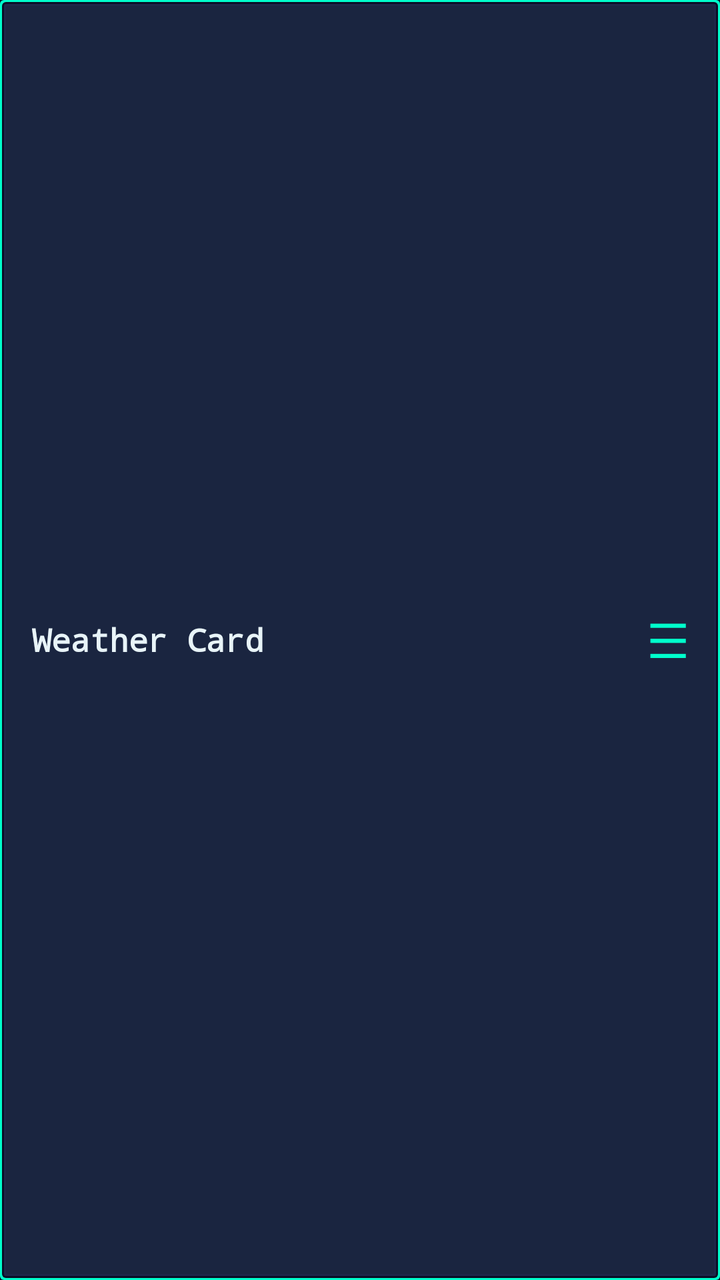
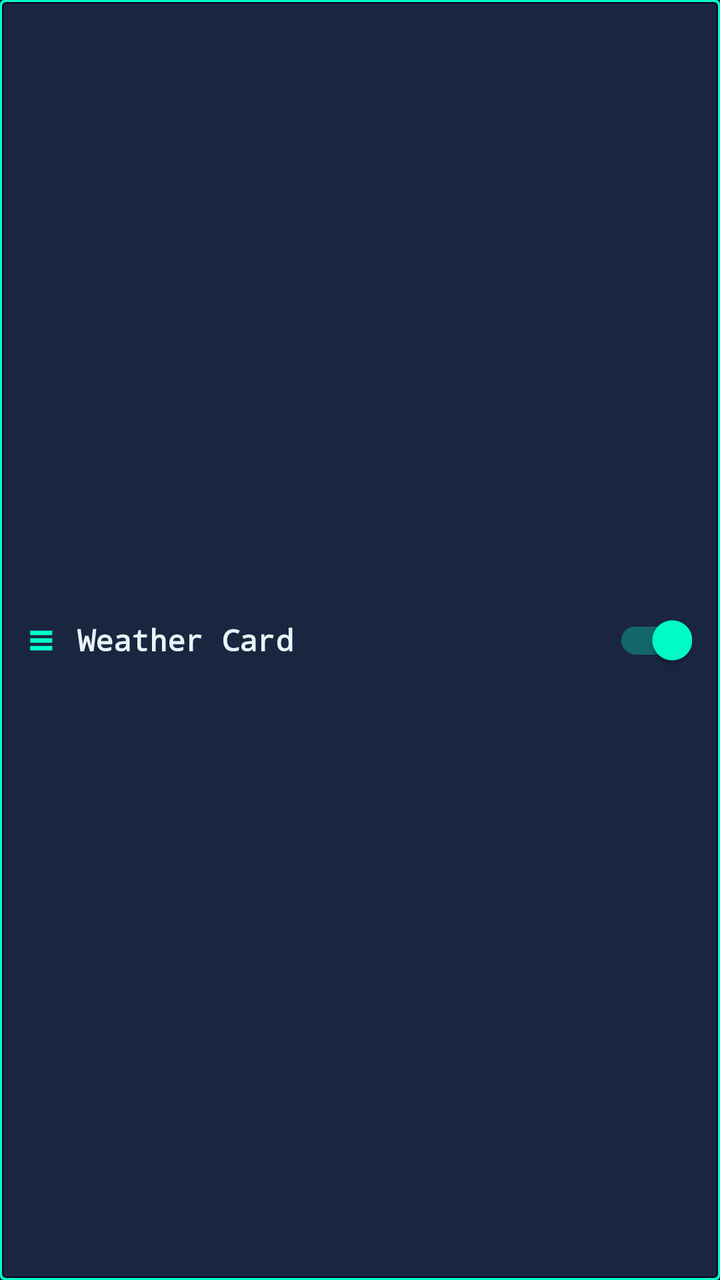

Compare the two renders of this Android layout. The source of the first and the diff that turns it into the second are given below.
<!-- AndroidManifest.xml: application theme Theme.SimWeather -->
<!-- res/layout/item_city_planning.xml -->
<?xml version="1.0" encoding="utf-8"?>
<LinearLayout xmlns:android="http://schemas.android.com/apk/res/android"
    android:layout_width="match_parent"
    android:layout_height="wrap_content"
    android:layout_margin="8dp"
    android:background="@drawable/sc3k_panel_elevated"
    android:gravity="center_vertical"
    android:orientation="horizontal"
    android:padding="16dp">

    <TextView
        android:id="@+id/tvCardName"
        android:layout_width="0dp"
        android:layout_height="wrap_content"
        android:layout_weight="1"
        android:fontFamily="monospace"
        android:text="@string/weather_card_placeholder"
        android:textColor="@color/sim_text_primary"
        android:textSize="16sp"
        android:textStyle="bold" />

    <TextView
        android:layout_width="wrap_content"
        android:layout_height="wrap_content"
        android:fontFamily="monospace"
        android:text="@string/icon_drag"
        android:textColor="@color/sim_cyan_bright"
        android:textSize="24sp" />

</LinearLayout>
<!-- resources referenced by this layout -->
<resources>
  <color name="sim_cyan_bright">#00FFCC</color>
  <color name="sim_text_primary">#E8F4F8</color>
  <!-- drawable sc3k_panel_elevated (drawable) -->
  <?xml version="1.0" encoding="utf-8"?>
  <layer-list xmlns:android="http://schemas.android.com/apk/res/android">
      
      <item>
          <shape android:shape="rectangle">
              <solid android:color="#00FFCC" />
              <corners android:radius="2dp" />
          </shape>
      </item>
  
      
      <item
          android:left="1dp"
          android:top="1dp"
          android:right="1dp"
          android:bottom="1dp">
          <shape android:shape="rectangle">
              <solid android:color="#0A0E27" />
              <corners android:radius="2dp" />
          </shape>
      </item>
  
      
      <item
          android:left="2dp"
          android:top="2dp"
          android:right="2dp"
          android:bottom="2dp">
          <shape android:shape="rectangle">
              <solid android:color="#1E2749" />
              <corners android:radius="1dp" />
          </shape>
      </item>
  
      
      <item
          android:left="3dp"
          android:top="3dp"
          android:right="3dp"
          android:bottom="3dp">
          <shape android:shape="rectangle">
              <solid android:color="#1A2540" />
              <corners android:radius="1dp" />
          </shape>
      </item>
  </layer-list>
  <string name="icon_drag">\u2630</string>
  <string name="weather_card_placeholder">Weather Card</string>
  <style name="Theme.SimWeather" parent="Theme.MaterialComponents.DayNight.NoActionBar">
          
          <item name="colorPrimary">@color/sim_teal_primary</item>
          <item name="colorPrimaryVariant">@color/sim_teal_dark</item>
          <item name="colorOnPrimary">@color/sim_dark_bg</item>
          
          <item name="colorSecondary">@color/sim_cyan_bright</item>
          <item name="colorSecondaryVariant">@color/sim_teal_dark</item>
          <item name="colorOnSecondary">@color/sim_dark_bg</item>
          
          <item name="android:colorBackground">@color/sim_dark_bg</item>
          <item name="colorSurface">@color/sim_dark_surface</item>
          <item name="colorOnSurface">@color/sim_text_primary</item>
          
          <item name="android:statusBarColor">@color/sim_dark_bg</item>
          <item name="android:windowLightStatusBar">false</item>
          
          <item name="android:navigationBarColor">@color/sim_dark_bg</item>
      </style>
  <color name="sim_teal_primary">#00D9FF</color>
  <color name="sim_teal_dark">#0099CC</color>
  <color name="sim_dark_bg">#0A0E27</color>
  <color name="sim_dark_surface">#141B3D</color>
</resources>

<!-- the commit's change to res/layout/item_city_planning.xml (unified diff, before → after) -->
@@ -2,11 +2,23 @@
 <LinearLayout xmlns:android="http://schemas.android.com/apk/res/android"
     android:layout_width="match_parent"
     android:layout_height="wrap_content"
-    android:layout_margin="8dp"
+    android:layout_marginHorizontal="12dp"
+    android:layout_marginVertical="6dp"
     android:background="@drawable/sc3k_panel_elevated"
     android:gravity="center_vertical"
     android:orientation="horizontal"
-    android:padding="16dp">
+    android:padding="14dp">
+
+    <TextView
+        android:id="@+id/tvDragHandle"
+        android:layout_width="wrap_content"
+        android:layout_height="wrap_content"
+        android:layout_marginEnd="12dp"
+        android:fontFamily="monospace"
+        android:text="≡"
+        android:textColor="@color/sim_cyan_bright"
+        android:textSize="22sp"
+        android:textStyle="bold" />
 
     <TextView
         android:id="@+id/tvCardName"
@@ -16,15 +28,13 @@
         android:fontFamily="monospace"
         android:text="@string/weather_card_placeholder"
         android:textColor="@color/sim_text_primary"
-        android:textSize="16sp"
+        android:textSize="15sp"
         android:textStyle="bold" />
 
-    <TextView
+    <androidx.appcompat.widget.SwitchCompat
+        android:id="@+id/switchCardVisibility"
         android:layout_width="wrap_content"
         android:layout_height="wrap_content"
-        android:fontFamily="monospace"
-        android:text="@string/icon_drag"
-        android:textColor="@color/sim_cyan_bright"
-        android:textSize="24sp" />
+        android:checked="true" />
 
 </LinearLayout>
<!-- resource entries referenced after the edit -->
@@ -49,7 +49,6 @@
           </shape>
       </item>
   </layer-list>
-  <string name="icon_drag">\u2630</string>
   <string name="weather_card_placeholder">Weather Card</string>
   <style name="Theme.SimWeather" parent="Theme.MaterialComponents.DayNight.NoActionBar">
           
